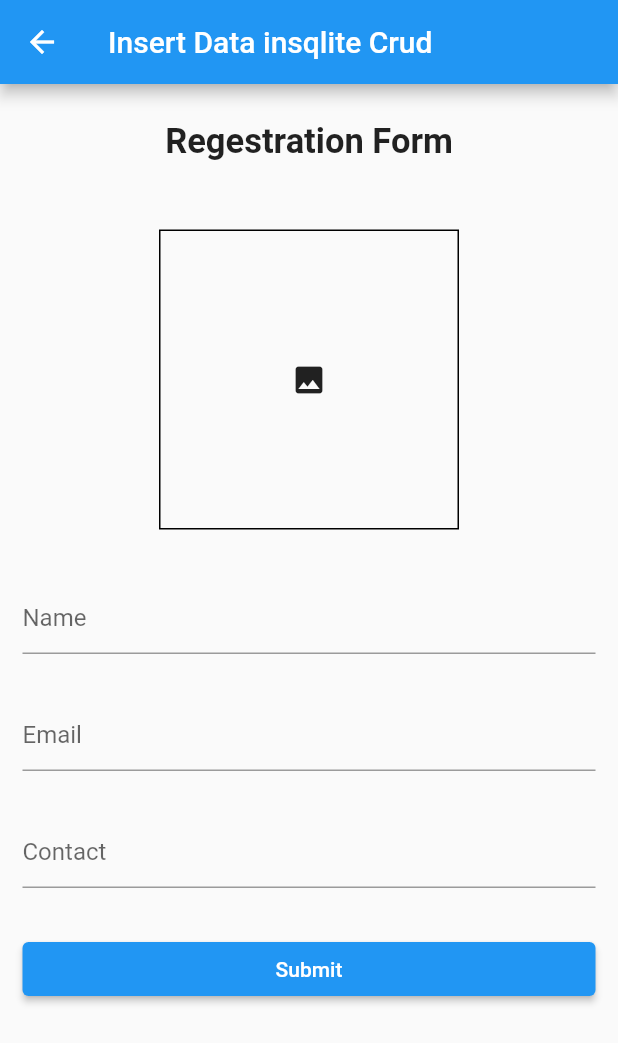
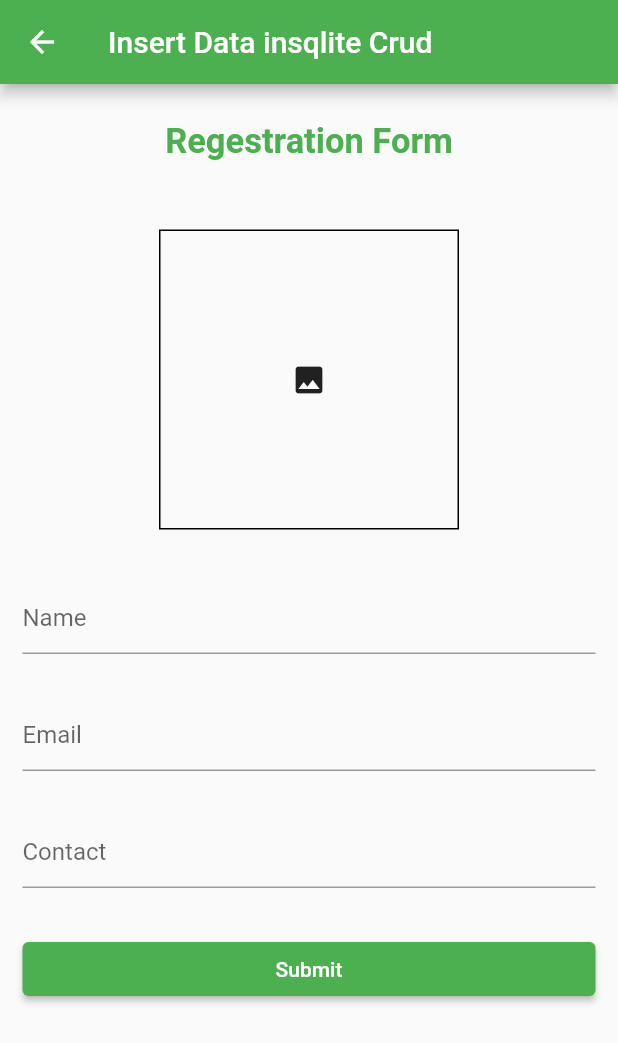
Before and after one commit to BORNXBOBBY/Flutter_SQFLite_CRUD_Operation, a Flutter app: the screen it shows after launch, after a tap on "Insert", on a phone screen of 412 x 824 dp. Shown: the top 1043 px of the screen. Run offline on Flutter 3.47's test engine with Material 2 defaults, Android fonts, the phone set to English and light mode, and no system bars; our stand-ins replace image_picker, sqflite; accounts and stored records are empty.

Commit message:
image updated

```diff
--- a/lib/widgets/Insert.dart
+++ b/lib/widgets/Insert.dart
@@ -41,6 +41,7 @@ class _InsertPageState extends State<InsertPage> {
 
     return Scaffold(
       appBar: AppBar(
+        backgroundColor: Colors.green,
         title: Text("Insert Data insqlite Crud"),
       ),
       body: SingleChildScrollView(
@@ -55,8 +56,9 @@ class _InsertPageState extends State<InsertPage> {
                     Container(
                       margin: EdgeInsets.all(25),
                       child: Text(
+
                           "Regestration Form",
-                          style:TextStyle(fontWeight: FontWeight.bold,fontSize: 23) ),
+                          style:TextStyle(fontWeight: FontWeight.bold,fontSize: 23,color: Colors.green) ),
                     ),
                   ],
                 ),
@@ -137,7 +139,14 @@ class _InsertPageState extends State<InsertPage> {
                       Navigator.of(context).pop();
                     }
                   },
-                  child: Text("Submit"),
+                  style: ElevatedButton.styleFrom(
+                    primary: Colors.green, // Change button background color
+                    onPrimary: Colors.white, // Change text color
+                  ),
+                  child: Text(
+                    "Submit",
+                    style: TextStyle(color: Colors.white),
+                  ),
                 ),
               ),
             ],
--- a/lib/widgets/dashboard.dart
+++ b/lib/widgets/dashboard.dart
@@ -17,6 +17,7 @@ class _DashBoardState extends State<DashBoard> {
     return Scaffold(
 
       appBar: AppBar(
+        backgroundColor: Colors.green,
         title:Text("SQFlite CRUD Operation") ,
       ),
 
@@ -24,16 +25,38 @@ class _DashBoardState extends State<DashBoard> {
         child: Column(
           children: [
             ElevatedButton(
-                onPressed: () {
-                  Navigator.push(context, MaterialPageRoute(builder: (context) => InsertPage(),));
-                },
-                child: Text("Insert")),
+              onPressed: () {
+                Navigator.push(
+                  context,
+                  MaterialPageRoute(builder: (context) => InsertPage()),
+                );
+              },
+              style: ElevatedButton.styleFrom(
+                primary: Colors.green, // Change button background color
+                onPrimary: Colors.white, // Change text color
+              ),
+              child: Text(
+                "Insert",
+                style: TextStyle(color: Colors.white),
+              ),
+            ),
 
             ElevatedButton(
-                onPressed: () async{
-                  Navigator.push(context, MaterialPageRoute(builder: (context) => ViewPage(),));
-                },
-                child: Text("ViewPage Update and Delete")),
+              onPressed: () {
+                Navigator.push(
+                  context,
+                  MaterialPageRoute(builder: (context) => ViewPage()),
+                );
+              },
+              style: ElevatedButton.styleFrom(
+                primary: Colors.green, // Change button background color
+                onPrimary: Colors.white, // Change text color
+              ),
+              child: Text(
+                "ViewPage Update and Delete",
+                style: TextStyle(color: Colors.white),
+              ),
+            ),
 
           ],
         ),
```
Also changed, not shown: lib/widgets/viewpage.dart (+10 -2 lines).
